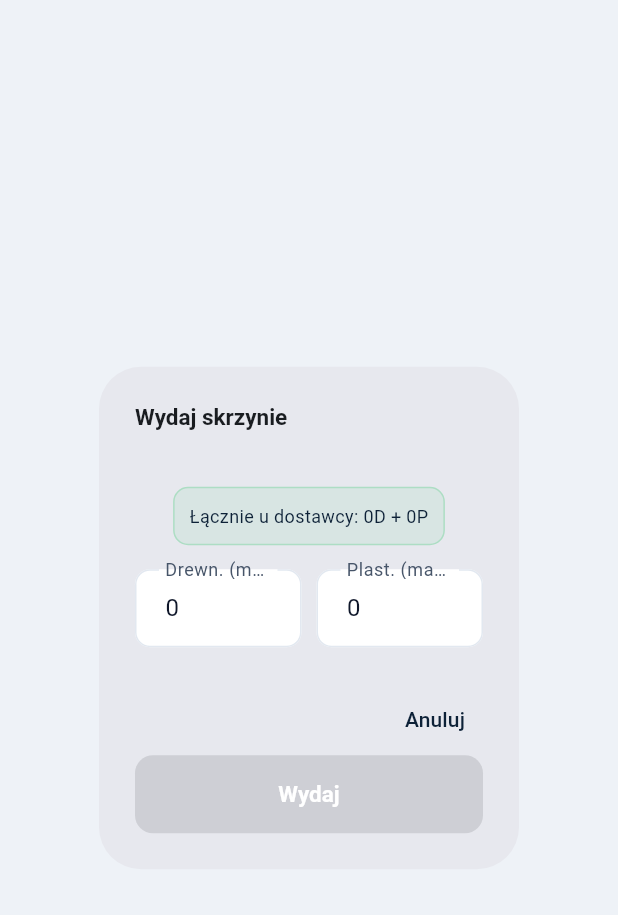
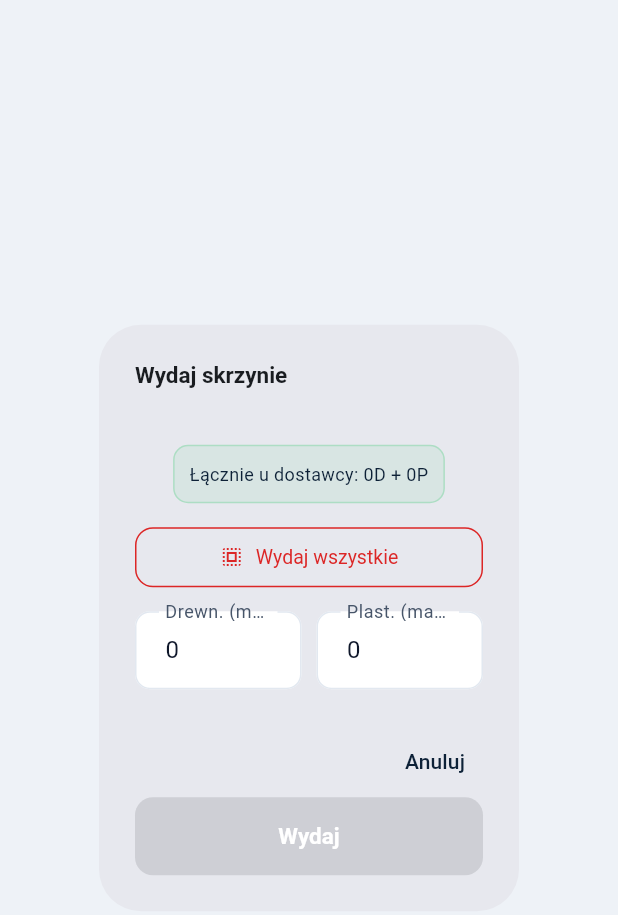
Before and after one commit to piotrgazdambf/wazenie_app, a Flutter app: the _ZdejmijWszystkieDialog widget shown alone on an empty page, opened directly with empty values, on a phone screen of 412 x 824 dp. Shown: the top 915 px of the screen. Run offline on Flutter 3.47's test engine with Material 3 defaults, Android fonts, the phone set to English and light mode, and no system bars; our stand-ins replace cloud_firestore, connectivity_plus, firebase_core, firebase_remote_config, flutter_riverpod, go_router and 6 more; accounts and stored records are empty; key blocks and very long unbroken strings in the code were emptied for the run.

Commit message:
fix: Wydaj wszystkie - w zbiorczym dialogu dostawcy (nie pojedynczym locie)

```diff
--- a/lib/features/skrzynie/skrzynie_screen.dart
+++ b/lib/features/skrzynie/skrzynie_screen.dart
@@ -886,7 +886,25 @@
               style: const TextStyle(fontSize: 12, color: AppTheme.primaryDark),
             ),
           ),
-          const SizedBox(height: 16),
+          const SizedBox(height: 12),
+          SizedBox(
+            width: double.infinity,
+            child: OutlinedButton.icon(
+              icon: const Icon(Icons.select_all, size: 16),
+              label: const Text('Wydaj wszystkie'),
+              onPressed: () => setState(() {
+                _drewCtrl.text  = _totalDrew.toString();
+                _plastCtrl.text = _totalPlast.toString();
+              }),
+              style: OutlinedButton.styleFrom(
+                foregroundColor: AppTheme.errorRed,
+                side: const BorderSide(color: AppTheme.errorRed),
+                padding: const EdgeInsets.symmetric(vertical: 8),
+                textStyle: const TextStyle(fontSize: 13),
+              ),
+            ),
+          ),
+          const SizedBox(height: 12),
           Row(children: [
             Expanded(child: TextFormField(
               controller: _drewCtrl,
```
